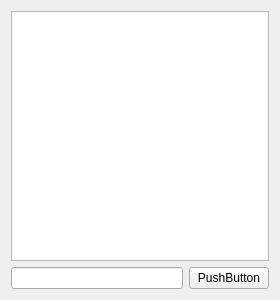
Before: the Qt Designer form _view/chatframeui.ui in LieLieLiekey/network-gobang, drawn with Qt 5.
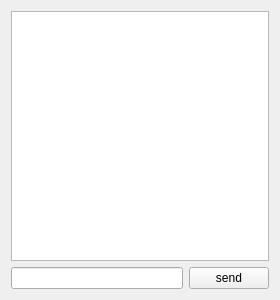
After: the same form once the commit is applied.

Diff of the .ui file:
```diff
--- a/_view/chatframeui.ui
+++ b/_view/chatframeui.ui
@@ -43,7 +43,7 @@
      <item>
       <widget class="QPushButton" name="send_button">
        <property name="text">
-        <string>PushButton</string>
+        <string>send</string>
        </property>
       </widget>
      </item>
```
